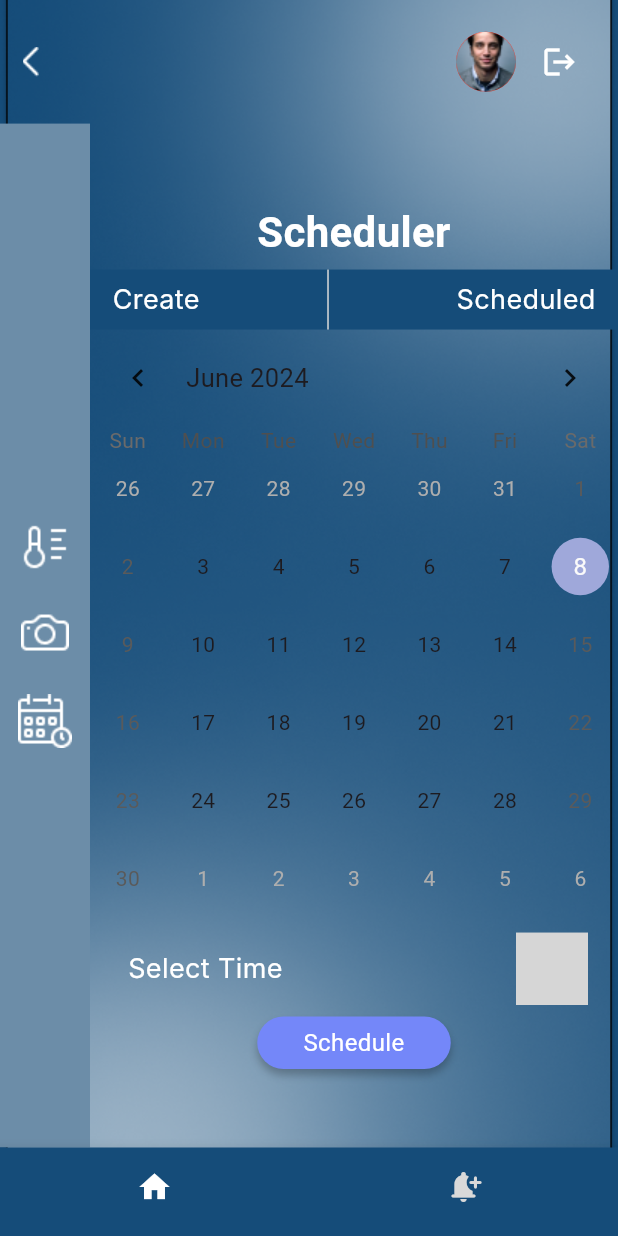
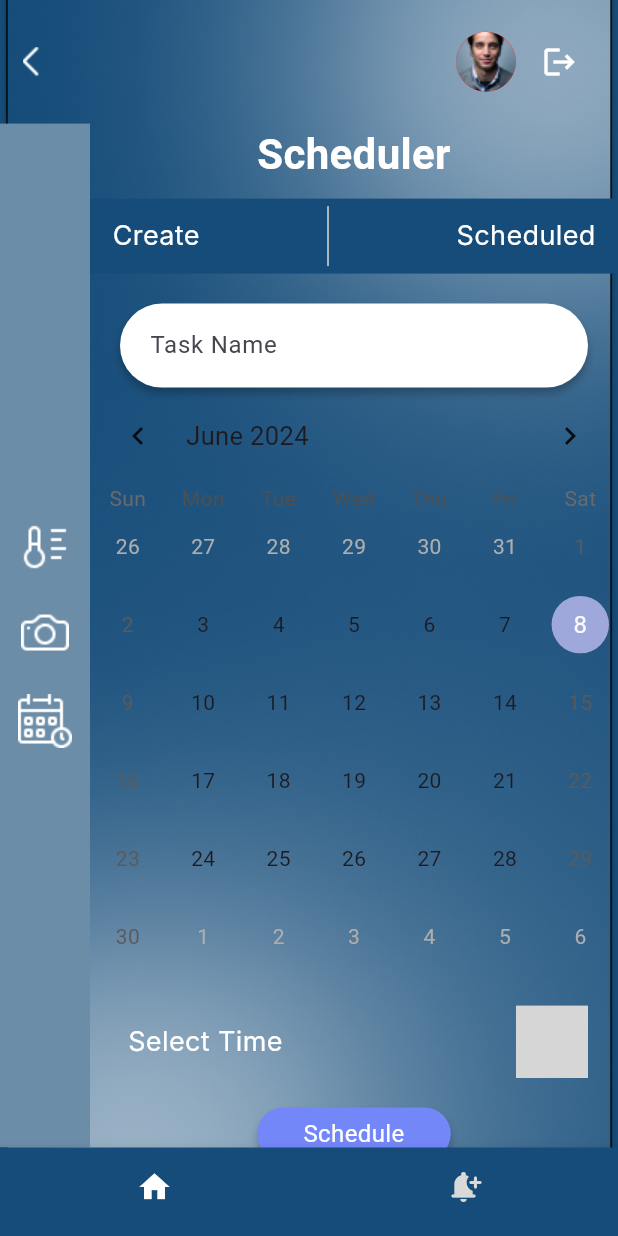
Before and after one commit to uroojmajid2000/smartpetfeeder, a Flutter app: the ScheduleCreateScreen screen opened by its route, on a phone screen of 412 x 824 dp. Run offline on Flutter 3.47's test engine with Material 3 defaults, Android fonts, the light colour scheme and no system bars; drawn by our look-alikes of table_calendar; our stand-ins replace fluttertoast, get; missing offline and left inert: simple_table_calendar, time_picker_spinner_pop_up; network calls fail; Roboto replaces fonts that are missing (Inter, Montserrat); grey boxes are pictures that could not be loaded.

Commit message:
updated code

```diff
--- a/lib/view/schedulecreatescreen/schedulecreate_screen.dart
+++ b/lib/view/schedulecreatescreen/schedulecreate_screen.dart
@@ -6,6 +6,7 @@ import 'package:flutter/widgets.dart';
 import 'package:fluttertoast/fluttertoast.dart';
 import 'package:get/get.dart';
 import 'package:get/get_navigation/src/routes/get_transition_mixin.dart';
+import 'package:smart_pet_feeder/res/components/custom_textfield.dart';
 import 'package:smart_pet_feeder/res/components/notification_widget.dart';
 import 'package:smart_pet_feeder/res/components/schedule_done.dart';
 import 'package:smart_pet_feeder/res/routes/routes_name.dart';
@@ -94,11 +95,11 @@ class _ScheduleCreateScreenState extends State<ScheduleCreateScreen> {
             ),
           ),
           SizedBox(
-            height: 5,
+            height: 10,
           ),
           Container(
             color: Color(0xff154C79),
-            height: 40,
+            height: 50,
             child: Row(
               mainAxisAlignment: MainAxisAlignment.spaceBetween,
               children: [
@@ -149,6 +150,21 @@ class _ScheduleCreateScreenState extends State<ScheduleCreateScreen> {
             ),
           ),
           if (isCreateSelected) ...[
+            SizedBox(
+              height: 20,
+            ),
+            Padding(
+              padding: const EdgeInsets.symmetric(horizontal: 20),
+              child: CustomTextField(
+                // controller: _nameController,
+                hintText: 'Task Name',
+                keyboardType: TextInputType.text,
+                textInputAction: TextInputAction.next,
+                onChanged: (value) {
+                  print('Name: $value');
+                },
+              ),
+            ),
             TableCalendar(
               firstDay: DateTime.utc(2010, 10, 16),
               lastDay: DateTime.utc(2030, 3, 14),
@@ -169,7 +185,7 @@ class _ScheduleCreateScreenState extends State<ScheduleCreateScreen> {
               },
             ),
             SizedBox(
-              height: 10,
+              height: 20,
             ),
             Padding(
               padding: const EdgeInsets.symmetric(horizontal: 20),
@@ -201,7 +217,7 @@ class _ScheduleCreateScreenState extends State<ScheduleCreateScreen> {
                   ]),
             ),
             SizedBox(
-              height: 8,
+              height: 20,
             ),
             _isLoading
                 ? CircularProgressIndicator(
@@ -289,7 +305,10 @@ class _ScheduleCreateScreenState extends State<ScheduleCreateScreen> {
                         ),
                       ),
                     ),
-                  )
+                  ),
+            SizedBox(
+              height: 20,
+            ),
           ] else ...[
             SizedBox(
               height: 30,
```
